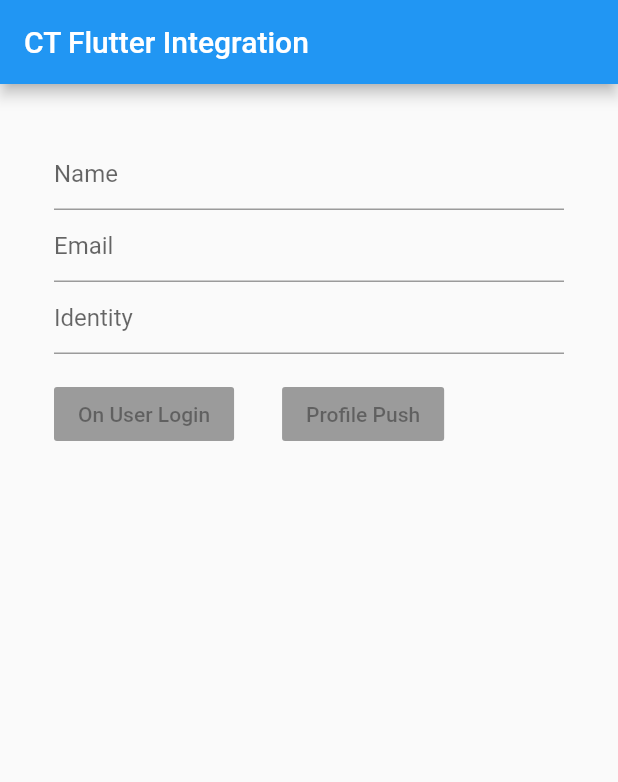
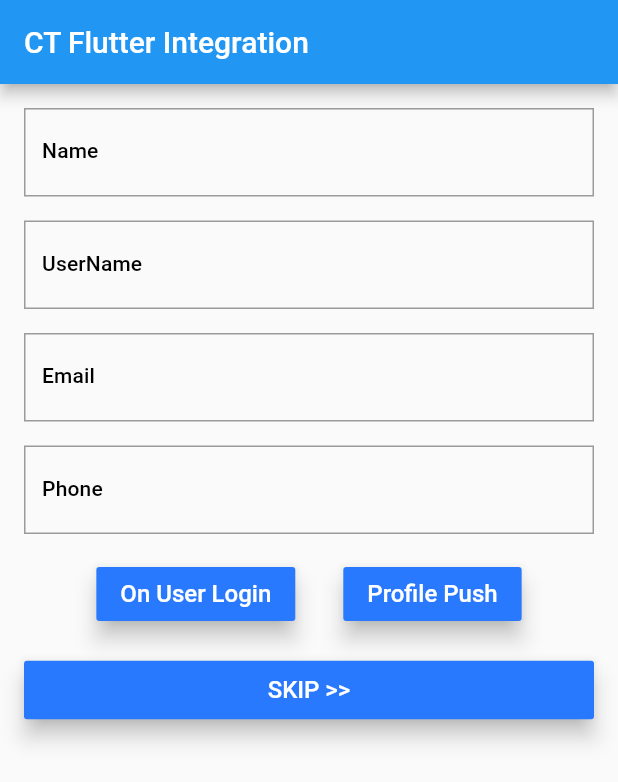
Before and after one commit to CHetan-CT/CT-Flutter-Demo, a Flutter app: the screen it shows after launch, on a phone screen of 412 x 824 dp. Shown: the top 782 px of the screen. Run offline on Flutter 3.47's test engine with Material 2 defaults, Android fonts, the phone set to English and light mode, and no system bars; missing offline and left inert: clevertap_plugin.

Commit message:
Basic app with profile push, on user login and event push functionality ready

```diff
--- a/lib/app_screens/login_screen.dart
+++ b/lib/app_screens/login_screen.dart
@@ -1,54 +1,155 @@
+import 'dart:collection';
+
+import 'package:clevertap_plugin/clevertap_plugin.dart';
+import 'package:ct_flutter_integration/app_screens/main_screen.dart';
 import 'package:flutter/material.dart';
 
-class LoginScreen extends StatelessWidget {
+class LoginScreen extends StatefulWidget {
   @override
-  Widget build(BuildContext context) {
+  State<StatefulWidget> createState() {
+    // TODO: implement createState
+    return _LoginScreenState();
+  }
+}
+
+class _LoginScreenState extends State<LoginScreen> {
+  Map<String, dynamic> profile = HashMap();
+
+  @override
+  Widget build(BuildContext ctx) {
+    TextStyle textStyle = Theme.of(context).textTheme.subtitle;
     return Scaffold(
-      body: Padding(
-        padding: const EdgeInsets.all(36.0),
-        child: Column(
+      resizeToAvoidBottomPadding: false,
+      resizeToAvoidBottomInset: false,
+      appBar: AppBar(
+        title: Text('CT Flutter Integration'),
+      ),
+      body: ListView(
+        padding: EdgeInsets.all(16),
         children: <Widget>[
           TextField(
             obscureText: false,
-              decoration: InputDecoration(hintText: 'Name'),
+            decoration: InputDecoration(
+              labelText: 'Name',
+              labelStyle: textStyle,
+              border: OutlineInputBorder(
+                borderRadius: BorderRadius.circular(0.5),
               ),
+            ),
+            onChanged: (String name) {
+              setState(() {
+                profile['Name'] = name;
+              });
+            },
+          ),
+          const SizedBox(height: 16),
           TextField(
             obscureText: false,
-              decoration: InputDecoration(hintText: 'Email'),
+            decoration: InputDecoration(
+              labelText: 'UserName',
+              labelStyle: textStyle,
+              border: OutlineInputBorder(
+                borderRadius: BorderRadius.circular(0.5),
               ),
+            ),
+            onChanged: (String userName) {
+              setState(() {
+                profile['Identity'] = userName;
+              });
+            },
+          ),
+          const SizedBox(height: 16),
           TextField(
             obscureText: false,
-              decoration: InputDecoration(hintText: 'Identity'),
+            decoration: InputDecoration(
+              labelText: 'Email',
+              labelStyle: textStyle,
+              border: OutlineInputBorder(
+                borderRadius: BorderRadius.circular(0.5),
               ),
-            Center(
-              child: Padding(
-                padding: EdgeInsets.only(top: 16),
+            ),
+            onChanged: (String email) {
+              setState(() {
+                profile['Email'] = email;
+              });
+            },
+          ),
+          const SizedBox(height: 16),
+          TextField(
+            obscureText: false,
+            decoration: InputDecoration(
+              labelText: 'Phone',
+              labelStyle: textStyle,
+              border: OutlineInputBorder(
+                borderRadius: BorderRadius.circular(0.5),
+              ),
+            ),
+            onChanged: (String phone) {
+              setState(() {
+                profile['Phone'] = phone;
+              });
+            },
+          ),
+          const SizedBox(height: 16),
+          Container(
+//            margin: EdgeInsets.only(top: 16, bottom: 16),
             child: Row(
+              mainAxisAlignment: MainAxisAlignment.center,
               children: <Widget>[
                 RaisedButton(
-                      onPressed: onUserLogin(),
-                      elevation: 2,
-                      child: Text('On User Login'),
+                  onPressed: () {
+                    CleverTapPlugin.onUserLogin(profile);
+                  },
+                  color: Colors.blueAccent[400],
+                  elevation: 6.0,
+                  child: Container(
+                    child: Text('On User Login',
+                        style: TextStyle(
+                          fontSize: 16,
+                          color: Colors.white,
+                        )),
+                  ),
                 ),
                 Padding(
                   padding: EdgeInsets.only(left: 16, right: 16),
                 ),
                 RaisedButton(
-                      onPressed: profilePush(),
-                      elevation: 2,
-                      child: Text('Profile Push'),
-                    ),
-                  ],
-                ),
+                  onPressed: () {
+                    CleverTapPlugin.profileSet(profile);
+                  },
+                  elevation: 6.0,
+                  color: Colors.blueAccent[400],
+                  child: Container(
+                    child: Text('Profile Push',
+                        style: TextStyle(
+                          fontSize: 16,
+                          color: Colors.white,
+                        )),
                   ),
                 ),
               ],
             ),
           ),
+          const SizedBox(height: 16),
+          RaisedButton(
+            onPressed: () {
+              CleverTapPlugin.recordEvent("Skip_login", null);
+              Navigator.push(context,
+                  MaterialPageRoute(builder: (context) => MainScreen()));
+            },
+            elevation: 6.0,
+            color: Colors.blueAccent[400],
+            child: Container(
+              padding: const EdgeInsets.all(10.0),
+              child: const Text('SKIP >>',
+                  style: TextStyle(
+                    fontSize: 16,
+                    color: Colors.white,
+                  )),
+            ),
+          )
+        ],
+      ),
     );
   }
-
-  onUserLogin() {}
-
-  profilePush() {}
 }
--- a/lib/main.dart
+++ b/lib/main.dart
@@ -1,19 +1,19 @@
+import 'package:clevertap_plugin/clevertap_plugin.dart';
 import 'package:ct_flutter_integration/app_screens/login_screen.dart';
 import 'package:flutter/material.dart';
 
-void main() => runApp(MainWidget());
+void main() {
+  runApp(MainWidget());
+}
 
 class MainWidget extends StatelessWidget {
   @override
   Widget build(BuildContext context) {
-    // TODO: implement build
+    CleverTapPlugin.setDebugLevel(3);
+
     return MaterialApp(
       debugShowCheckedModeBanner: false,
-      home: Scaffold(
-          appBar: AppBar(
-            title: Text('CT Flutter Integration'),
-          ),
-          body: LoginScreen()),
+      home: Scaffold(body: LoginScreen()),
     );
   }
 }
```
Also changed, not shown: lib/app_screens/main_screen.dart (added, +179 -0 lines), pubspec.yaml (+2 -53 lines), pubspec.lock, 3 other files. Lines whose indentation alone changed are shown as unchanged.
